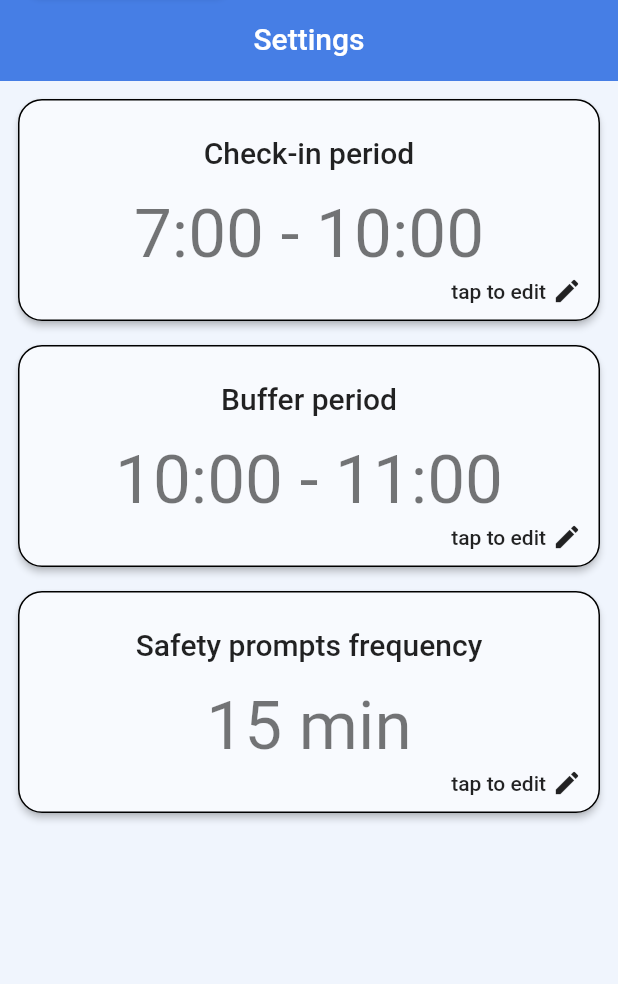
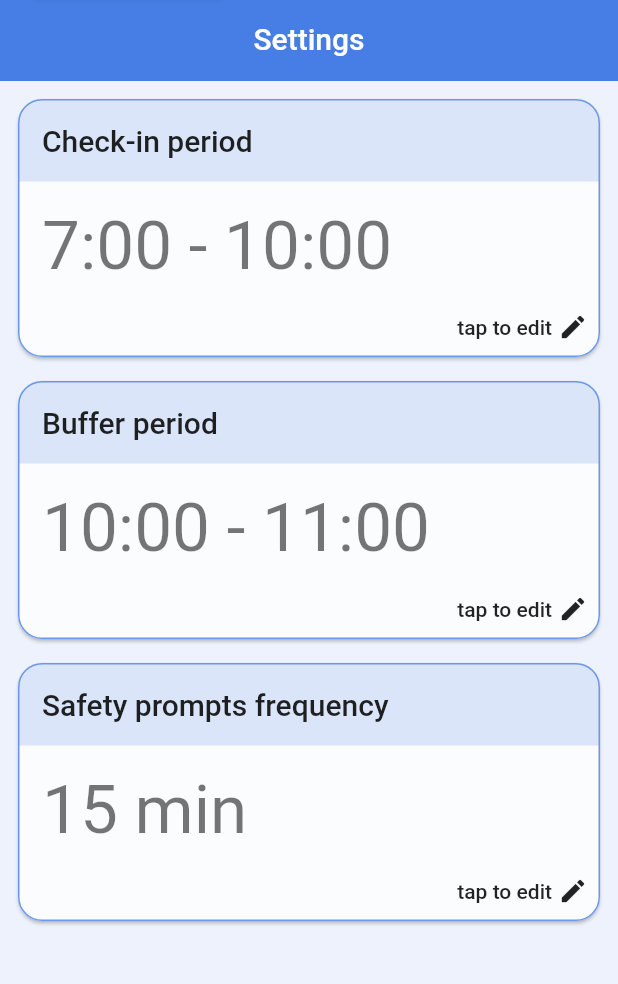
Before and after one commit to TeoVogel/Personal-Safety, a Flutter app: the SettingsScreen screen opened directly, on a phone screen of 412 x 824 dp, the part 99-1083 px from its top. Run offline on Flutter 3.47's test engine with Material 2 defaults, Android fonts, the phone set to English and light mode, and no system bars; our stand-ins replace cloud_firestore, firebase_core, flutter_local_notifications, shared_preferences, timezone; accounts and stored records are empty.

Commit message:
UI improvements

```diff
--- a/lib/screens/homescreen/checked_in_widget.dart
+++ b/lib/screens/homescreen/checked_in_widget.dart
@@ -36,7 +36,7 @@ class CheckedInWidget extends StatelessWidget {
           child: Icon(
             Icons.check_circle_outline_outlined,
             size: 250,
-            color: colorPrimary.withAlpha(125),
+            color: colorPrimary40,
           ),
         ),
         Text(
--- a/lib/screens/settings/settings_screen.dart
+++ b/lib/screens/settings/settings_screen.dart
@@ -1,4 +1,5 @@
 import 'package:flutter/material.dart';
+import 'package:personal_safety/theme/colors.dart';
 import 'package:personal_safety/theme/themes.dart';
 import 'package:personal_safety/utils/checkin_time_preferences.dart';
 import 'package:personal_safety/utils/notification_service.dart';
@@ -115,23 +116,38 @@ class _SettingsScreenState extends State<SettingsScreen> {
         child: InkWell(
           onTap: action,
           borderRadius: ThemeUtils.mediumShapeBorderRadius,
+          child: Column(
+            crossAxisAlignment: CrossAxisAlignment.stretch,
+            children: [
+              Container(
+                decoration: ShapeDecoration(
+                  shape: const RoundedRectangleBorder(
+                    borderRadius: BorderRadius.only(
+                      topLeft: Radius.circular(
+                          ThemeUtils.mediumShapeBorderRadiusAmount),
+                      topRight: Radius.circular(
+                          ThemeUtils.mediumShapeBorderRadiusAmount),
+                    ),
+                  ),
+                  color: colorPrimary20,
+                ),
                 child: Padding(
-            padding: const EdgeInsets.all(8.0),
-            child: Column(
-              children: [
-                Padding(
-                  padding: const EdgeInsets.symmetric(vertical: 16.0),
+                  padding: const EdgeInsets.all(16.0),
                   child: Text(
                     title,
                     style: Theme.of(context).textTheme.headline6,
                   ),
                 ),
-                Text(
+              ),
+              Padding(
+                padding: const EdgeInsets.all(16.0),
+                child: Text(
                   content ?? "",
                   style: Theme.of(context).textTheme.headline3,
                 ),
+              ),
               Padding(
-                  padding: const EdgeInsets.symmetric(horizontal: 4.0),
+                padding: const EdgeInsets.only(right: 8, bottom: 8),
                 child: Row(
                   mainAxisAlignment: MainAxisAlignment.end,
                   crossAxisAlignment: CrossAxisAlignment.center,
@@ -153,6 +169,5 @@ class _SettingsScreenState extends State<SettingsScreen> {
             ],
           ),
         ),
-        ),
       );
 }
--- a/lib/theme/colors.dart
+++ b/lib/theme/colors.dart
@@ -3,13 +3,16 @@ import 'package:flutter/material.dart';
 const themeColor = Color(0xFF202731);
 
 const colorPrimary = Color(0xFF467EE5);
+Color colorPrimary20 = lighten(colorPrimary, 80);
+Color colorPrimary40 = lighten(colorPrimary, 60);
+Color colorPrimary80 = lighten(colorPrimary, 20);
 const onColorPrimary = Colors.white;
 const colorSecondary = Color(0xFFE6AE47);
 const onColorSecondary = Colors.white;
 const colorAccent = colorSecondary;
-Color colorBackground = lighten(colorPrimary, 92);
+Color colorBackground = lighten(colorPrimary, 90);
 const onColorBackground = Colors.black;
-Color colorSurface = lighten(colorPrimary, 96);
+Color colorSurface = lighten(colorPrimary, 98);
 const onColorSurface = onColorBackground;
 
 /// Construct a color from a hex code string, of the format #RRGGBB.
--- a/lib/theme/themes.dart
+++ b/lib/theme/themes.dart
@@ -39,8 +39,12 @@ abstract class ThemeUtils {
       ),
     ),
     cardTheme: CardTheme(
-        shape: mediumShape.copyWith(side: BorderSide(width: borderSideWidth)),
-        elevation: 2),
+        shape: mediumShape.copyWith(
+            side: BorderSide(
+          width: borderSideWidth,
+          color: colorPrimary80,
+        )),
+        elevation: 1),
     inputDecorationTheme: InputDecorationTheme(
       border: OutlineInputBorder(borderRadius: smallShapeBorderRadius),
     ),
```
Also changed, not shown: lib/screens/emergency_contacts/edit_emergency_contact.dart (+24 -7 lines), lib/screens/emergency_contacts/emergency_contact_card.dart (+31 -9 lines), lib/screens/homescreen/homescreen_drawer.dart (+17 -20 lines). Lines whose indentation alone changed are shown as unchanged.
